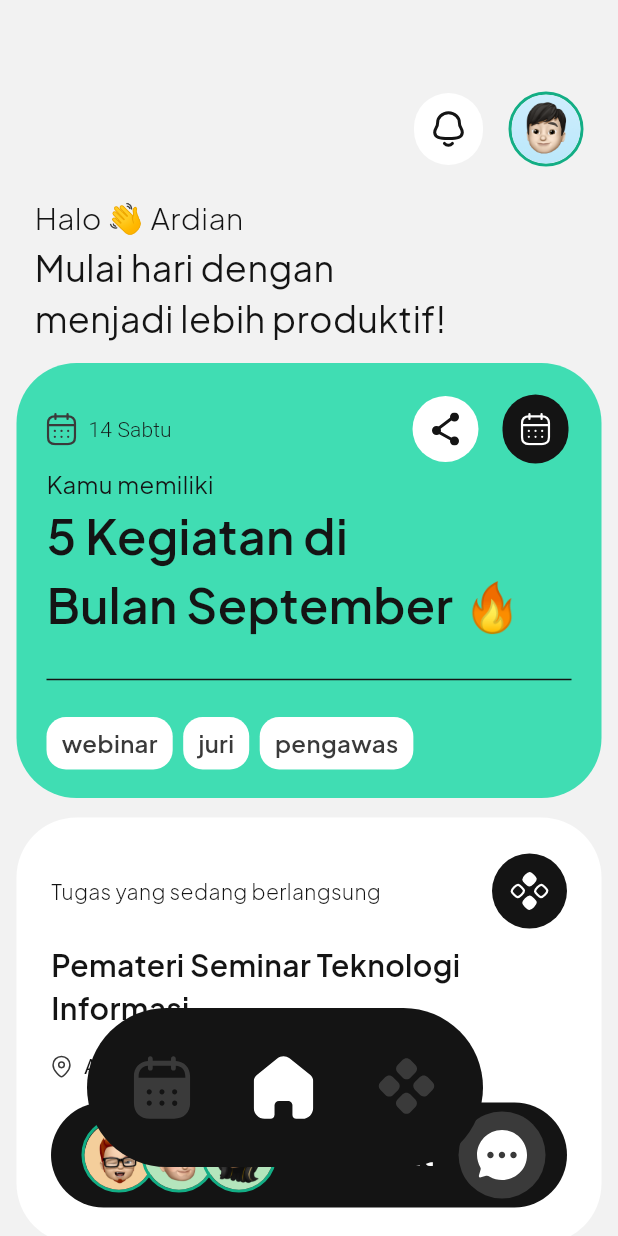
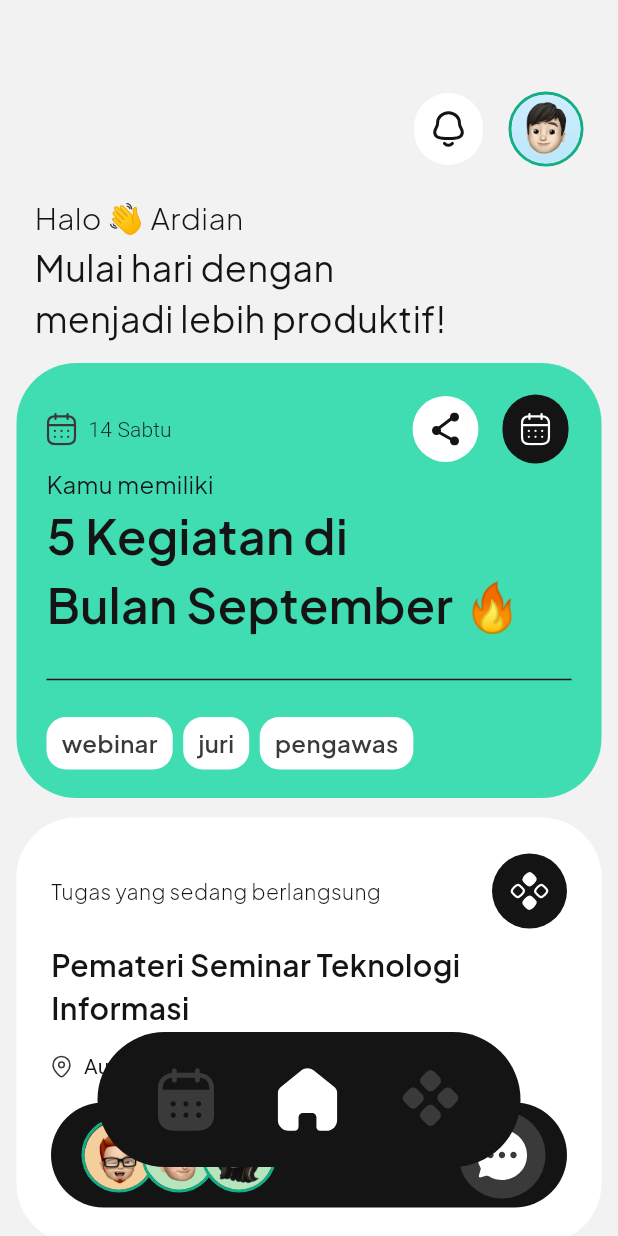
Before and after one commit to Kelompok-1-SDM/aplikasi-sdm, a Flutter app: the screen it shows after launch, on a phone screen of 412 x 824 dp. Run offline on Flutter 3.47's test engine with Material 3 defaults, Android fonts, the phone set to English and light mode, and no system bars; our stand-ins replace figma_squircle, flutter_svg.

Commit message:
🐛 Fix something

```diff
--- a/lib/presentation/global_components.dart
+++ b/lib/presentation/global_components.dart
@@ -47,7 +47,6 @@ SizedBox homeAppbar() {
 
 Stack navbar(String state) {
   return Stack(
-      fit: StackFit.loose,
       alignment: Alignment.bottomCenter,
       children: [
         Positioned(
@@ -55,12 +54,12 @@ Stack navbar(String state) {
           // right: dou,
           // width: double.infinity,
           child: Container(
-            padding: const EdgeInsets.symmetric(horizontal: 23, vertical: 24),
+            padding: const EdgeInsets.symmetric(horizontal: 32, vertical: 16),
             decoration: ShapeDecoration(
               color: ColorNeutral.black,
               shape: SmoothRectangleBorder(
                 borderRadius: SmoothBorderRadius(
-                  cornerRadius:55,
+                  cornerRadius: 55,
                   cornerSmoothing: 0,
                 ),
               ),
--- a/lib/presentation/home/pages/homepage.dart
+++ b/lib/presentation/home/pages/homepage.dart
@@ -15,6 +15,7 @@ class _HomePageState extends State<HomePage> {
   Widget build(BuildContext context) {
     return Scaffold(
       floatingActionButton: navbar("home"),
+      floatingActionButtonLocation: FloatingActionButtonLocation.centerFloat,
       body: RefreshIndicator(
         color: ColorNeutral.black,
         onRefresh: () async {
```
